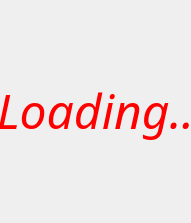
First picture: the form in view/loading.ui, repository cmh1027/everytimeUtility, before the edit.
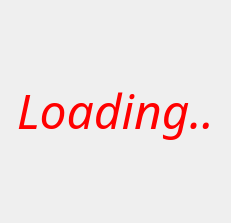
Second picture: the form after the edit.

The edit to the form file:
```diff
--- a/view/loading.ui
+++ b/view/loading.ui
@@ -6,7 +6,7 @@
    <rect>
     <x>0</x>
     <y>0</y>
-    <width>191</width>
+    <width>231</width>
     <height>223</height>
    </rect>
   </property>
@@ -18,7 +18,7 @@
     <rect>
      <x>0</x>
      <y>0</y>
-     <width>191</width>
+     <width>231</width>
      <height>221</height>
     </rect>
    </property>
```
